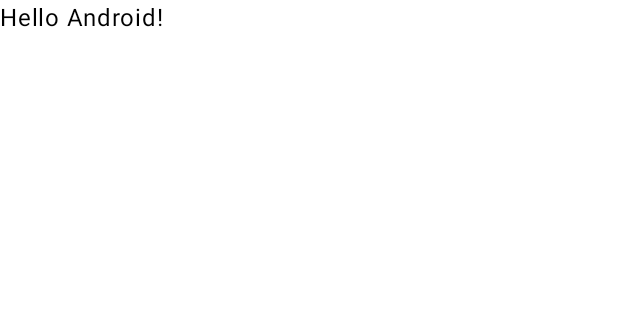
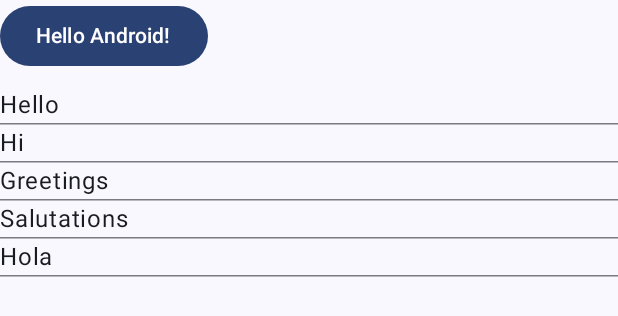
Before and after one commit to malmorox/jetpack-compose-app, an Android app built with Jetpack Compose: the @Preview function GreetingPreview, on a phone screen of 412 x 824 dp. Shown: the top 316 px of the screen. Run offline under Robolectric (Android 15) with nearby library versions, the phone set to English and light mode, and no system bars.

```diff
--- a/app/src/main/java/com/example/jetpack_compose_app/MainActivity.kt
+++ b/app/src/main/java/com/example/jetpack_compose_app/MainActivity.kt
@@ -6,12 +6,18 @@ import androidx.activity.compose.setContent
 import androidx.activity.enableEdgeToEdge
 import androidx.compose.foundation.layout.fillMaxSize
 import androidx.compose.foundation.layout.padding
+import androidx.compose.foundation.lazy.LazyColumn
+import androidx.compose.material3.Button
 import androidx.compose.material3.Scaffold
 import androidx.compose.material3.Text
 import androidx.compose.runtime.Composable
 import androidx.compose.ui.Modifier
 import androidx.compose.ui.tooling.preview.Preview
 import com.example.jetpack_compose_app.ui.theme.JetpackcomposeappTheme
+import androidx.compose.foundation.lazy.items
+import androidx.compose.foundation.layout.*
+import androidx.compose.material3.HorizontalDivider
+import androidx.compose.ui.unit.dp
 
 class MainActivity : ComponentActivity() {
     override fun onCreate(savedInstanceState: Bundle?) {
@@ -19,29 +25,54 @@ class MainActivity : ComponentActivity() {
         enableEdgeToEdge()
         setContent {
             JetpackcomposeappTheme {
-                Scaffold( modifier = Modifier.fillMaxSize() ) { innerPadding ->
-                    Greeting(
-                        name = "Android",
-                        modifier = Modifier.padding(innerPadding)
-                    )
-                }
+                appTheme()
             }
         }
     }
 }
 
 @Composable
-fun Greeting(name: String, modifier: Modifier = Modifier) {
-    Text(
-        text = "Hello $name!",
-        modifier = modifier
-    )
+fun button(name: String, modifier: Modifier = Modifier) {
+    Button(onClick = { }, modifier = modifier) {
+        Text(text = "Hello $name!")
+    }
+}
+
+@Composable
+fun listItem(messages: List<String>) {
+    LazyColumn {
+        items(messages) { message ->
+            Row() {
+                Text(text = message)
+            }
+            HorizontalDivider()
+        }
+    }
+}
+
+@Composable
+fun appTheme() {
+    Scaffold( modifier = Modifier.fillMaxSize() ) { innerPadding ->
+        Column(
+            modifier = Modifier
+                .fillMaxSize()
+                .padding(innerPadding)
+        ) {
+            button(
+                name = "Android",
+                modifier = Modifier.padding(innerPadding)
+            )
+            Spacer(modifier = Modifier.height(10.dp))
+            var messages = listOf("Hello", "Hi", "Greetings", "Salutations", "Hola")
+            listItem(messages)
+        }
+    }
 }
 
 @Preview(showBackground = true)
 @Composable
 fun GreetingPreview() {
     JetpackcomposeappTheme {
-        Greeting("Android")
+        appTheme()
     }
 }
```
